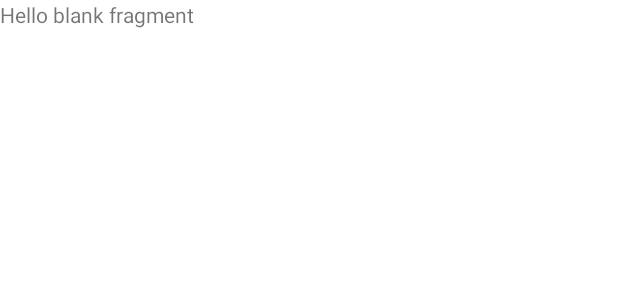
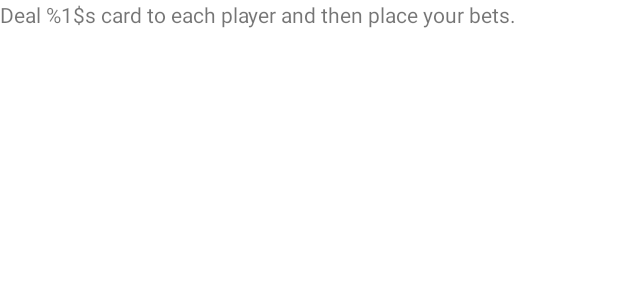
Before and after one commit to tamj0rd2/skull-king-calculator, an Android app: the layout fragment_deal_and_bet.xml on its own in the app's theme, with its tools: preview values and no code run, on a phone screen of 412 x 824 dp. Shown: the top 300 px of the screen. Run offline under Robolectric (Android 15) with nearby library versions, the phone set to English and light mode, and no system bars.

Commit message:
Refactoring existing views

```diff
--- a/app/src/main/java/com/tamj0rd2/skullkingcalculator/GameSetupFragment.kt
+++ b/app/src/main/java/com/tamj0rd2/skullkingcalculator/GameSetupFragment.kt
@@ -28,6 +28,8 @@ class GameSetupFragment : Fragment(R.layout.fragment_game_setup) {
 
     override fun onViewCreated(view: View, savedInstanceState: Bundle?) {
         super.onViewCreated(view, savedInstanceState)
+        this.activity?.title = this.resources.getString(R.string.gameSetupTitle)
+
         this.topLevelLayout = view.findViewById(R.id.topLevelLayout)
         this.playerConfigBarrier = view.findViewById(R.id.playerConfig)
         this.playerCountTextView = view.findViewById(R.id.playerCount)
@@ -87,10 +89,11 @@ class GameSetupFragment : Fragment(R.layout.fragment_game_setup) {
     }
 
     private fun startGame() {
+        val players = this.players
         this.parentFragmentManager.commit {
             setReorderingAllowed(true)
             addToBackStack(null)
-            replace(R.id.fragment_container_view, DealAndBetFragment.newInstance("hello", "world"))
+            replace(R.id.fragment_container_view, DealAndBetFragment.newInstance(players, 1))
         }
     }
 }
--- a/app/src/main/res/layout/activity_main.xml
+++ b/app/src/main/res/layout/activity_main.xml
@@ -12,7 +12,7 @@
         android:layout_width="wrap_content"
         android:layout_height="wrap_content"
         android:orientation="horizontal"
-        app:layout_constraintGuide_begin="16dp"
+        app:layout_constraintGuide_begin="0dp"
         />
 
     <androidx.constraintlayout.widget.Guideline
--- a/app/src/main/res/layout/fragment_deal_and_bet.xml
+++ b/app/src/main/res/layout/fragment_deal_and_bet.xml
@@ -1,14 +1,15 @@
 <?xml version="1.0" encoding="utf-8"?>
-<FrameLayout xmlns:android="http://schemas.android.com/apk/res/android"
+<LinearLayout xmlns:android="http://schemas.android.com/apk/res/android"
     xmlns:tools="http://schemas.android.com/tools"
     android:layout_width="match_parent"
     android:layout_height="match_parent"
+    android:orientation="vertical"
     tools:context=".DealAndBetFragment">
 
-    <!-- TODO: Update blank fragment layout -->
     <TextView
+        android:id="@+id/instructions"
         android:layout_width="match_parent"
-        android:layout_height="match_parent"
-        android:text="@string/hello_blank_fragment" />
+        android:layout_height="wrap_content"
+        android:text="@string/dealCardsAndBet" />
 
-</FrameLayout>
+</LinearLayout>
--- a/app/src/main/res/values/strings.xml
+++ b/app/src/main/res/values/strings.xml
@@ -7,5 +7,9 @@
     <string name="remove_player">-1</string>
     <string name="start_game">Start Game</string>
     <!-- TODO: Remove or change this placeholder text -->
-    <string name="hello_blank_fragment">Hello blank fragment</string>
+    <string name="dealCardsAndBet">Deal %1$s card to each player and then place your bets.</string>
+    <string name="gameSetupTitle">Game Setup</string>
+    <string name="dealAndBetTitle">Round %1$s Setup</string>
+    <string name="incrementBet">Increase bet by 1 trick</string>
+    <string name="decrementBet">Decrease bet by 1 trick</string>
 </resources>
```
Also changed, not shown: app/src/main/java/com/tamj0rd2/skullkingcalculator/DealAndBetFragment.kt (+20 -35 lines), app/src/main/java/com/tamj0rd2/skullkingcalculator/viewmodels/GameSetupViewModel.kt (+28 -1 lines), 1 other file.
